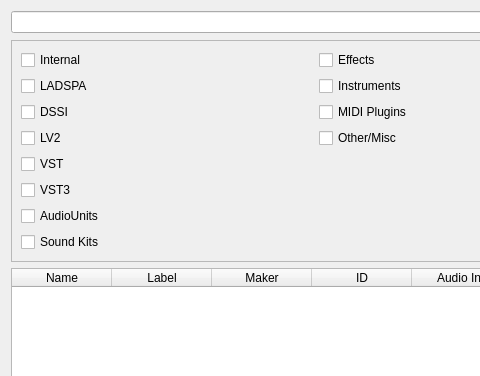
Above: resources/ui/carla_database.ui from falkTX/Carla before the change; both pictures show x 0 to 480 and y 0 to 376 of the 929 by 565 pixel window. Below: the same form after it.
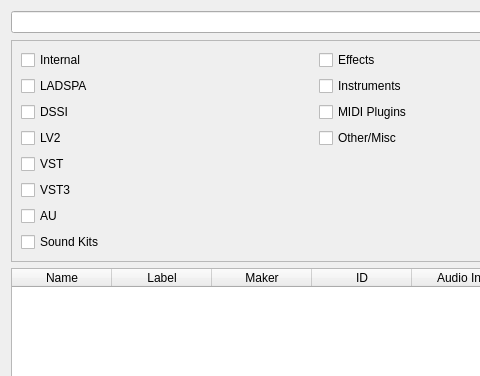
That is the form after the change. Icons and pictures are not drawn.

The edit to the form file:
```diff
--- a/resources/ui/carla_database.ui
+++ b/resources/ui/carla_database.ui
@@ -85,7 +85,7 @@
       <item row="6" column="0">
        <widget class="QCheckBox" name="ch_au">
         <property name="text">
-         <string>AudioUnits</string>
+         <string>AU</string>
         </property>
        </widget>
       </item>
```
